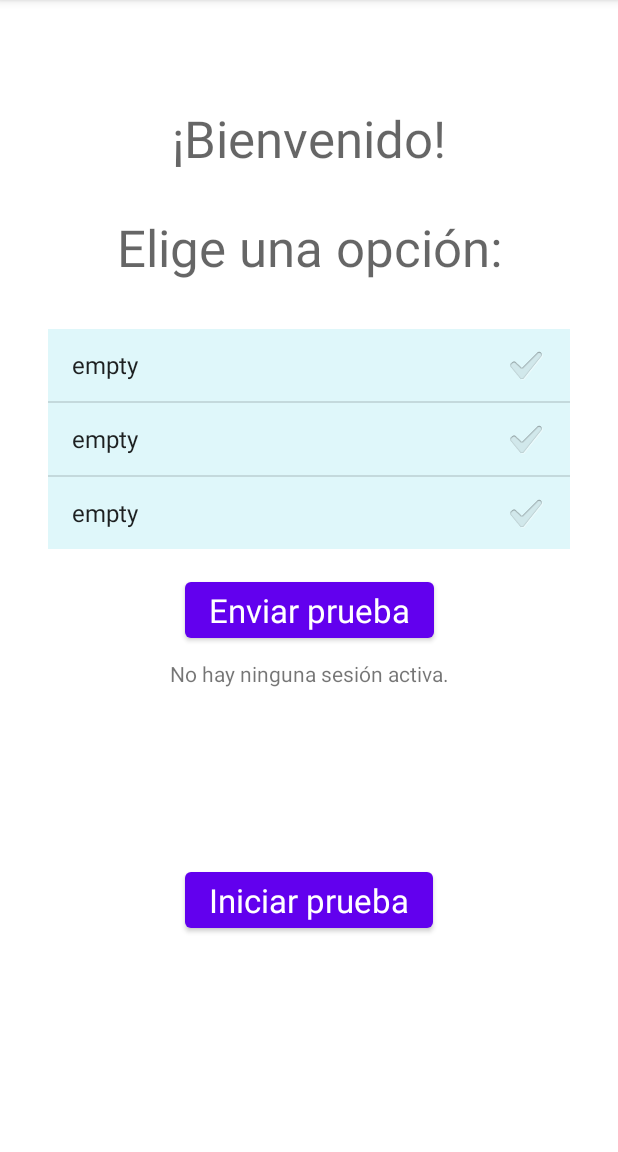
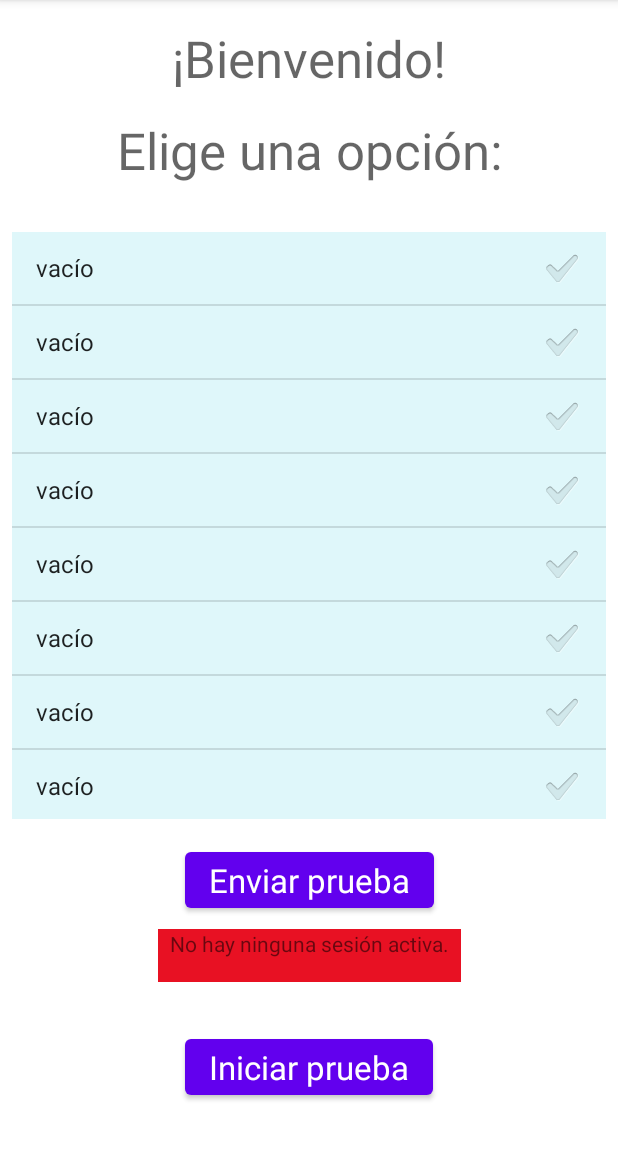
Before and after one commit to CamilaR20/Camera_android_app, an Android app: the screen it shows after launch (MainActivity), on a phone screen of 412 x 824 dp, the part 84-1236 px from its top. Run offline under Robolectric (Android 15) with nearby library versions, the phone set to English and light mode, and no system bars; our stand-ins replace Firebase (no records; nobody signed in at launch, a user with empty details on screens opened directly).

Commit message:
Changed listview that shows last tests.

```diff
--- a/app/src/main/java/com/example/campp/MainActivity.java
+++ b/app/src/main/java/com/example/campp/MainActivity.java
@@ -13,6 +13,7 @@ import android.view.LayoutInflater;
 import android.view.Menu;
 import android.view.MenuItem;
 import android.view.View;
+import android.widget.AdapterView;
 import android.widget.ArrayAdapter;
 import android.widget.Button;
 import android.widget.EditText;
@@ -37,8 +38,16 @@ import java.util.zip.ZipOutputStream;
 public class MainActivity extends AppCompatActivity {
 
     private int selectedPosition = 0;
-    private String[] paths = {"empty", "empty", "empty"};
-    private String[] sent_status = {"F", "F", "F"};
+    private TextView prevSelectedItem = null;
+    private int nRecords = 15;
+    private String[] pathName = {"p1", "p2", "p3", "p4", "p5", "p6", "p7", "p8", "p9", "p10",
+            "p11", "p12", "p13", "p14", "p15"};
+    private String[] paths = {"vacío", "vacío", "vacío", "vacío", "vacío", "vacío", "vacío",
+            "vacío", "vacío", "vacío", "vacío", "vacío", "vacío", "vacío", "vacío"};
+    private String[] sentStatusName = {"s1", "s2", "s3", "s4", "s5", "s6", "s7", "s8", "s9", "s10",
+            "s11", "s12", "s13", "s14", "s15"};
+    private String[] sent_status = {"F", "F", "F", "F", "F", "F", "F", "F", "F", "F", "F", "F",
+            "F", "F", "F"};
 
     private FirebaseAuth mAuth;
     private FirebaseStorage storage;
@@ -58,48 +67,45 @@ public class MainActivity extends AppCompatActivity {
         // Initialize Firebase storage
         storage = FirebaseStorage.getInstance();
 
-        // Get path to last tests and sent status
+        String[] testsNames = new String[15];
+        // Get path to last tests and sent status and get info from paths to show in readable format
         SharedPreferences mPrefs = getSharedPreferences("lastTests", Context.MODE_PRIVATE);
-        paths[0] = mPrefs.getString("p1", "empty");
-        paths[1] = mPrefs.getString("p2", "empty");
-        paths[2] = mPrefs.getString("p3", "empty");
-        sent_status[0] = mPrefs.getString("s1", "F");
-        sent_status[1] = mPrefs.getString("s2", "F");
-        sent_status[2] = mPrefs.getString("s3", "F");
-
-        // Get info from paths to show in readable format
-        String[] testsNames = new String[3];
-        if (paths[0].equals("empty")){
-            testsNames[0] = testsNames[1] = testsNames[2] = "empty";
-        } else if (paths[1].equals("empty")) {
-            testsNames[0] = getFormattedTxt(paths[0].substring(paths[0].length() - 21));
-            testsNames[1] = testsNames[2] = "empty";
-        } else if (paths[2].equals("empty")) {
-            testsNames[0] = getFormattedTxt(paths[0].substring(paths[0].length() - 21));
-            testsNames[1] = getFormattedTxt(paths[1].substring(paths[1].length() - 21));
-            testsNames[2] = "empty";
+        for (int i = 0; i < nRecords; i++){
+            paths[i] = mPrefs.getString(pathName[i], "vacío");
+            sent_status[i] = mPrefs.getString(sentStatusName[i], "F");
+            if (paths[i].equals("vacío")){
+                testsNames[i] = "vacío";
             } else {
-            testsNames[0] = getFormattedTxt(paths[0].substring(paths[0].length() - 21));
-            testsNames[1] = getFormattedTxt(paths[1].substring(paths[1].length() - 21));
-            testsNames[2] = getFormattedTxt(paths[2].substring(paths[2].length() - 21));
+                testsNames[i] = getFormattedTxt(paths[i].substring(paths[i].length() - 21));
+            }
         }
 
         // List of last tests
-        ArrayAdapter adapter = new ArrayAdapter<>(this, android.R.layout.simple_list_item_activated_1, testsNames);
+        ArrayAdapter adapter = new ArrayAdapter<String>(this, android.R.layout.simple_list_item_checked, testsNames);
+
         ListView listView = findViewById(R.id.testsList);
         listView.setAdapter(adapter);
-        listView.setChoiceMode(ListView.CHOICE_MODE_SINGLE);
-        // List that shows sent status of last tests
-        final String[] EMPTY = {"", "", ""};
-        ArrayAdapter adapter2 = new ArrayAdapter<>(this, android.R.layout.simple_list_item_checked, EMPTY);
-        ListView listView2 = findViewById(R.id.statusList);
-        listView2.setAdapter(adapter2);
-        listView2.setChoiceMode(ListView.CHOICE_MODE_MULTIPLE);
-        listView2.setEnabled(false);
+        listView.setChoiceMode(ListView.CHOICE_MODE_MULTIPLE);
+        // When an item is selected modify bg color but not check mark
+        listView.setOnItemClickListener(new AdapterView.OnItemClickListener() {
+            @Override
+            public void onItemClick(AdapterView<?> parent, View view, int position, long id) {
+                selectedPosition = position;
+                if (prevSelectedItem != null) {
+                    prevSelectedItem.setBackgroundColor(getResources().getColor(R.color.teal_100, getTheme()));
+                }
+                // Don´t change check, leave it according to sent_status
                 modifyStatus();
 
-        // When test is selected to be sent background color changes
-        listView.setOnItemClickListener((parent, view, position, id) -> selectedPosition = position);
+                // Change bg color of currently selected item
+                TextView currentSelectedItem = (TextView) view;
+                currentSelectedItem.setBackgroundColor(getResources().getColor(R.color.teal_200, getTheme()));
+
+                prevSelectedItem = currentSelectedItem;
+            }
+        });
+
+        modifyStatus();
     }
 
     // Get info stored in the paths of tests
@@ -118,8 +124,8 @@ public class MainActivity extends AppCompatActivity {
 
     // Modify listview check, that indicates if test has been sent to the cloud
     private void modifyStatus() {
-        ListView listView = findViewById(R.id.statusList);
-        for (int i=0; i<3; i++){
+        ListView listView = findViewById(R.id.testsList);
+        for (int i=0; i<nRecords; i++){
             listView.setItemChecked(i, sent_status[i].equals("T"));
         }
     }
@@ -130,16 +136,20 @@ public class MainActivity extends AppCompatActivity {
         // Send folder contents to cloud
         String pathToDir = paths[selectedPosition];
 
+        if (pathToDir.equals("vacío")){
+            Toast.makeText(MainActivity.this, "No se puede enviar prueba vacía.", Toast.LENGTH_SHORT).show();
+            sendBtn.setEnabled(true);
+        } else {
             // Firebase path
             String test_info = paths[selectedPosition].substring(paths[selectedPosition].length() - 21);
-        String firebasedir = test_info.substring(0, 4) + "/" + test_info.substring(5, 18) + "/";
+            String firebasedir = test_info.substring(0, 4) + "/" + test_info.substring(5, 21) + "/";
             String firebasepath = firebasedir + "test.zip";
 
             // Send to Firebase
             // Check if zip file exists
             File zipFile = new File(pathToDir + "/test.zip");
             String zipStatus = "Success";
-        if (!zipFile.exists()){
+            if (!zipFile.exists()) {
                 zipStatus = zip(pathToDir);
             }
             // if zip exists or folder was zipped succesfully, then send to cloud
@@ -156,6 +166,10 @@ public class MainActivity extends AppCompatActivity {
                     // taskSnapshot.getMetadata() contains file metadata such as size, content-type, etc.
                     Toast.makeText(MainActivity.this, "Prueba enviada exitosamente.", Toast.LENGTH_SHORT).show();
                     sent_status[selectedPosition] = "T";
+
+                    SharedPreferences mPrefs = getSharedPreferences("lastTests", Context.MODE_PRIVATE);
+                    SharedPreferences.Editor mEditor = mPrefs.edit();
+                    mEditor.putString(sentStatusName[selectedPosition], sent_status[selectedPosition]).commit();
                     modifyStatus();
                     sendBtn.setEnabled(true);
                 });
@@ -164,14 +178,15 @@ public class MainActivity extends AppCompatActivity {
                 sendBtn.setEnabled(true);
             }
         }
+    }
 
     public void goToInstructions(View view){
         // Change sent status of items
         SharedPreferences mPrefs = getSharedPreferences("lastTests", Context.MODE_PRIVATE);
         SharedPreferences.Editor mEditor = mPrefs.edit();
-        mEditor.putString("s1", sent_status[0]).commit();
-        mEditor.putString("s2", sent_status[1]).commit();
-        mEditor.putString("s3", sent_status[2]).commit();
+        for (int i = 0; i < nRecords; i++){
+            mEditor.putString(sentStatusName[i], sent_status[i]).commit();
+        }
 //        Intent intent = new Intent(this, CameraActivity.class);
         Intent intent = new Intent(this, InstructionsActivity.class);
         startActivity(intent);
@@ -293,7 +308,7 @@ public class MainActivity extends AppCompatActivity {
                         String email1 = currentUser.getEmail();
                         Toast.makeText(MainActivity.this, "Inicio de sesión exitoso.", Toast.LENGTH_SHORT).show();
                         signoutBtn.setVisible(true);
-                        textUser.setText("Sesión iniciada como: " + email1);
+                        textUser.setText("Sesión iniciada como:\n" + email1);
                         sendToCloud();
                     } else {
                         // If sign in fails, display a message to the user.
--- a/app/src/main/res/layout/activity_main.xml
+++ b/app/src/main/res/layout/activity_main.xml
@@ -10,87 +10,86 @@
         android:id="@+id/textView2"
         android:layout_width="wrap_content"
         android:layout_height="wrap_content"
+        android:layout_marginTop="16dp"
+        android:autoSizeTextType="uniform"
+        android:lines="1"
+        android:paddingHorizontal="8dp"
         android:text="¡Bienvenido!"
         android:textAppearance="@style/TextAppearance.AppCompat.Display1"
-        app:layout_constraintBottom_toBottomOf="parent"
         app:layout_constraintLeft_toLeftOf="parent"
         app:layout_constraintRight_toRightOf="parent"
-        app:layout_constraintTop_toTopOf="parent"
-        app:layout_constraintVertical_bias="0.096" />
+        app:layout_constraintTop_toTopOf="parent" />
 
     <TextView
         android:id="@+id/textView"
         android:layout_width="wrap_content"
         android:layout_height="wrap_content"
+        android:layout_marginTop="16dp"
+        android:autoSizeTextType="uniform"
+        android:lines="1"
+        android:paddingHorizontal="8dp"
         android:text="Elige una opción:"
         android:textAppearance="@style/TextAppearance.AppCompat.Display1"
-        app:layout_constraintBottom_toBottomOf="parent"
         app:layout_constraintLeft_toLeftOf="parent"
         app:layout_constraintRight_toRightOf="parent"
-        app:layout_constraintTop_toBottomOf="@+id/textView2"
-        app:layout_constraintVertical_bias="0.045" />
+        app:layout_constraintTop_toBottomOf="@+id/textView2" />
 
     <Button
         android:id="@+id/button"
         android:layout_width="wrap_content"
         android:layout_height="wrap_content"
+        android:layout_marginBottom="32dp"
         android:onClick="goToInstructions"
         android:text="Iniciar prueba"
         android:textAppearance="@style/TextAppearance.AppCompat.Large"
         app:layout_constraintBottom_toBottomOf="parent"
         app:layout_constraintEnd_toEndOf="parent"
-        app:layout_constraintStart_toStartOf="parent"
-        app:layout_constraintTop_toBottomOf="@+id/button_send" />
+        app:layout_constraintStart_toStartOf="parent" />
 
-    <LinearLayout
-        android:id="@+id/lists"
-        android:layout_width="fill_parent"
-        android:layout_height="wrap_content"
-        android:layout_marginStart="32dp"
+    <ListView
+        android:id="@+id/testsList"
+        android:layout_width="0dp"
+        android:layout_height="0dp"
+        android:layout_marginStart="8dp"
         android:layout_marginTop="32dp"
-        android:layout_marginEnd="32dp"
-        android:orientation="horizontal"
+        android:layout_marginEnd="8dp"
+        android:layout_marginBottom="16dp"
+        android:background="@color/teal_100"
+        android:clipToPadding="true"
+        app:layout_constraintBottom_toTopOf="@+id/button_send"
         app:layout_constraintEnd_toEndOf="parent"
         app:layout_constraintStart_toStartOf="parent"
-        app:layout_constraintTop_toBottomOf="@+id/textView">
-
-        <ListView
-            android:id="@+id/testsList"
-            android:layout_width="0dp"
-            android:layout_height="match_parent"
-            android:layout_weight="0.8"
-            android:background="#2000BCD4" />
-
-        <ListView
-            android:id="@+id/statusList"
-            android:layout_width="0dp"
-            android:layout_height="match_parent"
-            android:layout_weight="0.2"
-            android:background="#2000BCD4" />
-    </LinearLayout>
+        app:layout_constraintTop_toBottomOf="@+id/textView" />
 
 
     <Button
         android:id="@+id/button_send"
         android:layout_width="wrap_content"
         android:layout_height="wrap_content"
-        android:layout_marginTop="16dp"
+        android:layout_marginBottom="8dp"
         android:layout_weight="0.2"
         android:onClick="checkUserSignedIn"
         android:text="Enviar prueba"
         android:textAppearance="@style/TextAppearance.AppCompat.Large"
+        app:layout_constraintBottom_toTopOf="@+id/textViewUser"
         app:layout_constraintEnd_toEndOf="parent"
-        app:layout_constraintStart_toStartOf="parent"
-        app:layout_constraintTop_toBottomOf="@id/lists" />
+        app:layout_constraintStart_toStartOf="parent" />
 
     <TextView
         android:id="@+id/textViewUser"
         android:layout_width="wrap_content"
         android:layout_height="wrap_content"
-        android:layout_marginTop="8dp"
+        android:layout_marginStart="8dp"
+        android:layout_marginEnd="8dp"
+        android:layout_marginBottom="32dp"
+        android:autoSizeTextType="uniform"
+        android:background="#E81123"
+        android:lines="2"
+        android:paddingHorizontal="8dp"
         android:text="No hay ninguna sesión activa."
+        android:textAlignment="center"
+        app:layout_constraintBottom_toTopOf="@+id/button"
         app:layout_constraintEnd_toEndOf="parent"
-        app:layout_constraintStart_toStartOf="parent"
-        app:layout_constraintTop_toBottomOf="@+id/button_send" />
+        app:layout_constraintStart_toStartOf="parent" />
 
 </androidx.constraintlayout.widget.ConstraintLayout>
--- a/app/src/main/res/layout/activity_tutorial.xml
+++ b/app/src/main/res/layout/activity_tutorial.xml
@@ -10,7 +10,11 @@
         android:id="@+id/textTitle"
         android:layout_width="wrap_content"
         android:layout_height="wrap_content"
+        android:layout_marginStart="8dp"
         android:layout_marginTop="16dp"
+        android:layout_marginEnd="8dp"
+        android:autoSizeTextType="uniform"
+        android:lines="1"
         android:text="Golpeteo de dedos"
         android:textAppearance="@style/TextAppearance.AppCompat.Display1"
         app:layout_constraintEnd_toEndOf="parent"
--- a/app/src/main/res/values/colors.xml
+++ b/app/src/main/res/values/colors.xml
@@ -3,6 +3,7 @@
     <color name="purple_200">#FFBB86FC</color>
     <color name="purple_500">#FF6200EE</color>
     <color name="purple_700">#FF3700B3</color>
+    <color name="teal_100">#dff7fa</color>
     <color name="teal_200">#FF03DAC5</color>
     <color name="teal_700">#FF018786</color>
     <color name="black">#FF000000</color>
```
Also changed, not shown: app/src/main/java/com/example/campp/CameraActivity.java (+30 -31 lines). Lines whose indentation alone changed are shown as unchanged.
